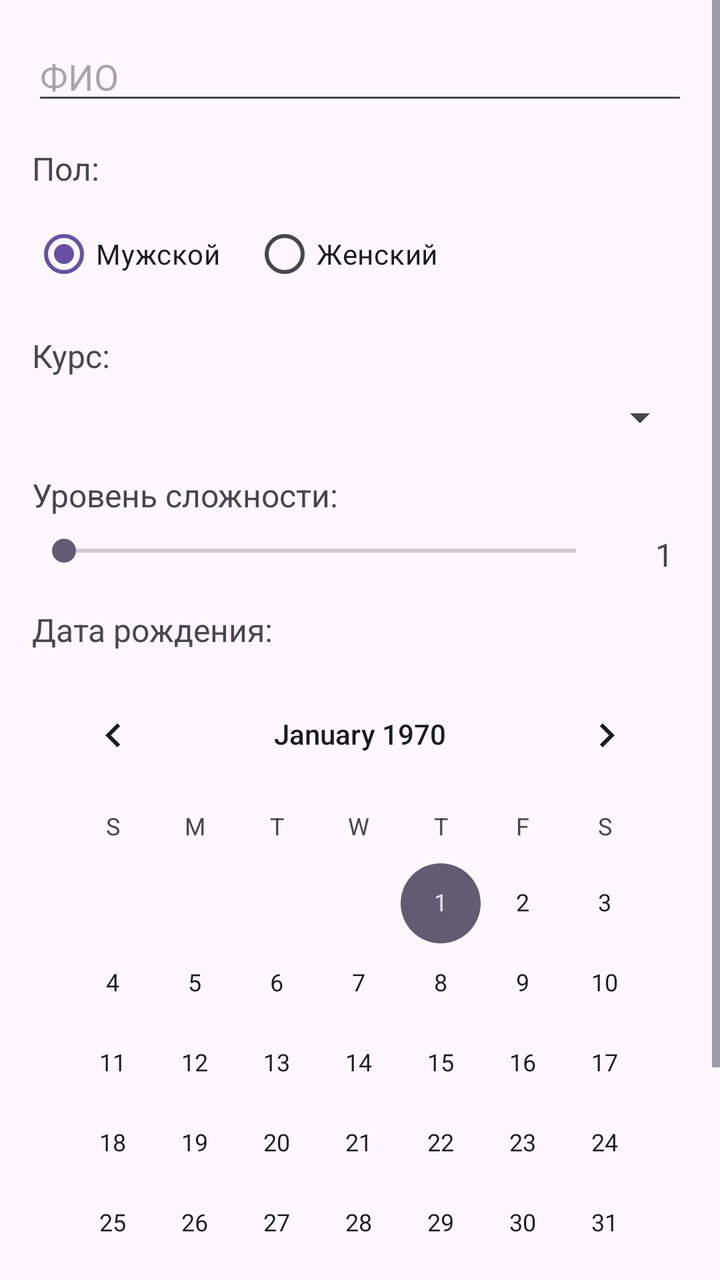
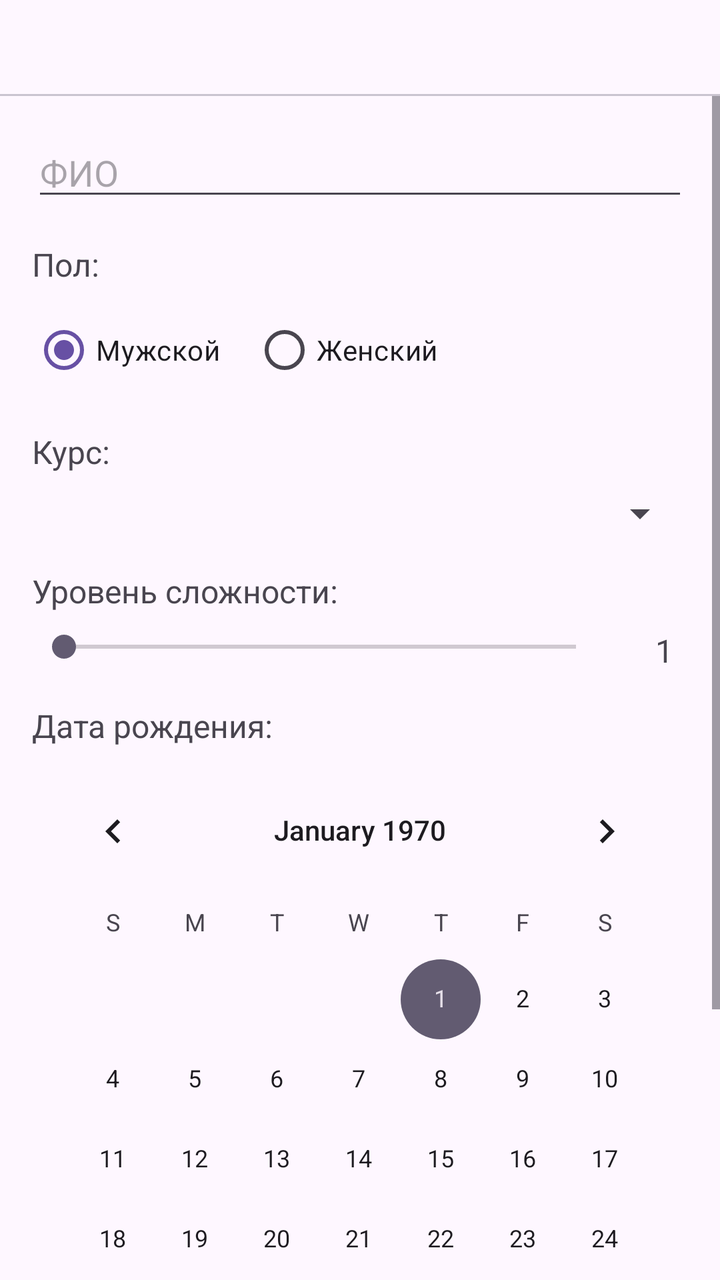

Before-and-after screenshots of an Android layout around one commit, followed by the original layout XML and the change that was made.
<!-- AndroidManifest.xml: application theme Theme.BugGame -->
<!-- res/layout/activity_main.xml -->
<?xml version="1.0" encoding="utf-8"?>
<ScrollView xmlns:android="http://schemas.android.com/apk/res/android"
    xmlns:tools="http://schemas.android.com/tools"
    android:layout_width="match_parent"
    android:layout_height="match_parent"
    tools:context=".MainActivity">

    <LinearLayout
        android:layout_width="match_parent"
        android:layout_height="wrap_content"
        android:orientation="vertical"
        android:padding="16dp">

        <EditText
            android:id="@+id/editTextFullName"
            android:layout_width="match_parent"
            android:layout_height="wrap_content"
            android:hint="@string/full_name_hint"
            android:inputType="textPersonName"
            android:layout_marginBottom="16dp" />

        <TextView
            android:layout_width="wrap_content"
            android:layout_height="wrap_content"
            android:text="@string/gender_label"
            android:textSize="16sp"
            android:layout_marginBottom="8dp" />

        <RadioGroup
            android:id="@+id/radioGroupGender"
            android:layout_width="match_parent"
            android:layout_height="wrap_content"
            android:orientation="horizontal"
            android:layout_marginBottom="16dp">

            <RadioButton
                android:id="@+id/radioMale"
                android:layout_width="wrap_content"
                android:layout_height="wrap_content"
                android:text="@string/male"
                android:checked="true" />

            <RadioButton
                android:id="@+id/radioFemale"
                android:layout_width="wrap_content"
                android:layout_height="wrap_content"
                android:text="@string/female"
                android:layout_marginStart="16dp" />

        </RadioGroup>

        <TextView
            android:layout_width="wrap_content"
            android:layout_height="wrap_content"
            android:text="@string/course_label"
            android:textSize="16sp"
            android:layout_marginBottom="8dp" />

        <Spinner
            android:id="@+id/spinnerCourse"
            android:layout_width="match_parent"
            android:layout_height="wrap_content"
            android:layout_marginBottom="16dp" />

        <TextView
            android:layout_width="wrap_content"
            android:layout_height="wrap_content"
            android:text="@string/difficulty_label"
            android:textSize="16sp"
            android:layout_marginBottom="8dp" />

        <LinearLayout
            android:layout_width="match_parent"
            android:layout_height="wrap_content"
            android:orientation="horizontal"
            android:layout_marginBottom="16dp">

            <SeekBar
                android:id="@+id/seekBarDifficulty"
                android:layout_width="0dp"
                android:layout_height="wrap_content"
                android:layout_weight="1"
                android:max="4"
                android:progress="0" />

            <TextView
                android:id="@+id/textViewDifficulty"
                android:layout_width="wrap_content"
                android:layout_height="wrap_content"
                android:text="1"
                android:textSize="16sp"
                android:layout_marginStart="16dp"
                android:minWidth="24dp"
                android:gravity="center" />

        </LinearLayout>

        <TextView
            android:layout_width="wrap_content"
            android:layout_height="wrap_content"
            android:text="@string/birth_date_label"
            android:textSize="16sp"
            android:layout_marginBottom="8dp" />

        <CalendarView
            android:id="@+id/calendarView"
            android:layout_width="match_parent"
            android:layout_height="wrap_content"
            android:layout_marginBottom="16dp" />

        <Button
            android:id="@+id/buttonShow"
            android:layout_width="match_parent"
            android:layout_height="wrap_content"
            android:text="@string/show_button"
            android:layout_marginBottom="16dp" />

        <TextView
            android:id="@+id/textViewResult"
            android:layout_width="match_parent"
            android:layout_height="wrap_content"
            android:textSize="16sp"
            android:layout_marginBottom="16dp"
            android:visibility="gone" />

        <ImageView
            android:id="@+id/imageViewZodiac"
            android:layout_width="100dp"
            android:layout_height="100dp"
            android:layout_gravity="center"
            android:contentDescription="@string/zodiac_sign"
            android:visibility="gone" />

    </LinearLayout>

</ScrollView>
<!-- resources referenced by this layout -->
<resources>
  <string name="birth_date_label">Дата рождения:</string>
  <string name="course_label">Курс:</string>
  <string name="difficulty_label">Уровень сложности:</string>
  <string name="female">Женский</string>
  <string name="full_name_hint">ФИО</string>
  <string name="gender_label">Пол:</string>
  <string name="male">Мужской</string>
  <string name="show_button">Показать</string>
  <string name="zodiac_sign">Знак зодиака</string>
  <style name="Theme.BugGame" parent="Base.Theme.BugGame" />
  <style name="Base.Theme.BugGame" parent="Theme.Material3.DayNight.NoActionBar">
          
          
      </style>
</resources>

<!-- the commit's change to res/layout/activity_main.xml (unified diff, before → after) -->
@@ -1,3 +1,26 @@
+<?xml version="1.0" encoding="utf-8"?>
+<LinearLayout xmlns:android="http://schemas.android.com/apk/res/android"
+    android:layout_width="match_parent"
+    android:layout_height="match_parent"
+    android:orientation="vertical">
+
+    <com.google.android.material.tabs.TabLayout
+        android:id="@+id/tabLayout"
+        android:layout_width="match_parent"
+        android:layout_height="wrap_content" />
+
+    <FrameLayout
+        android:id="@+id/tabContent"
+        android:layout_width="match_parent"
+        android:layout_height="0dp"
+        android:layout_weight="1">
+
+        <include layout="@layout/tab_registration" />
+
+    </FrameLayout>
+
+</LinearLayout>
+<!-- res/layout/tab_registration.xml (included above) -->
 <?xml version="1.0" encoding="utf-8"?>
 <ScrollView xmlns:android="http://schemas.android.com/apk/res/android"
     xmlns:tools="http://schemas.android.com/tools"
